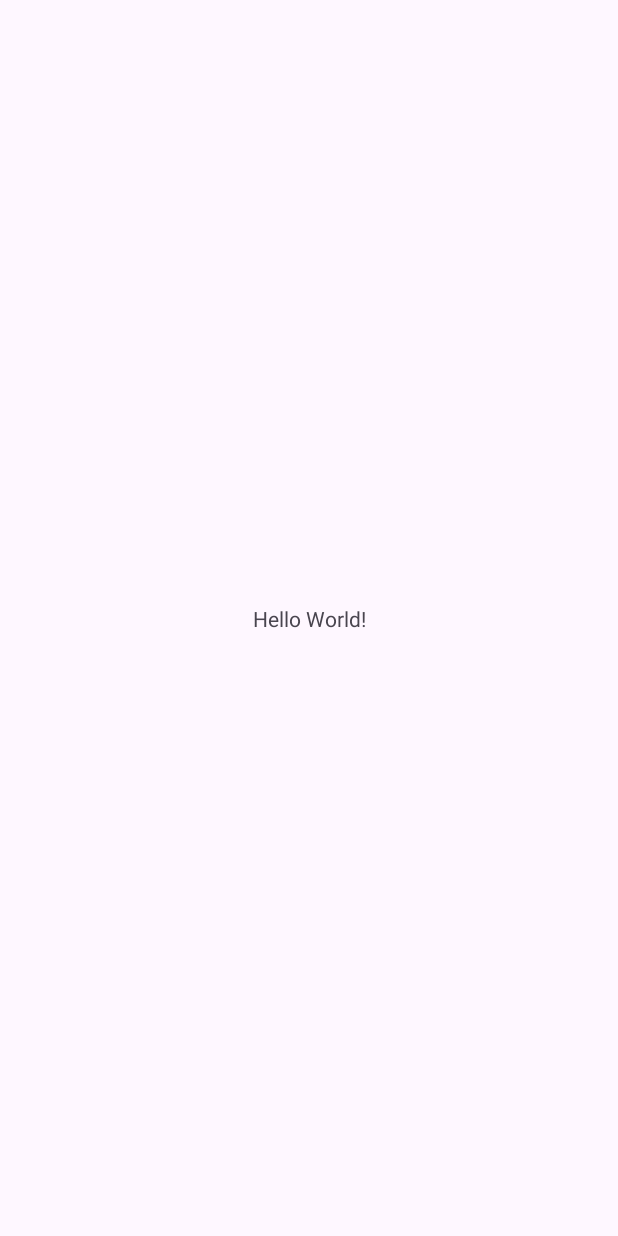
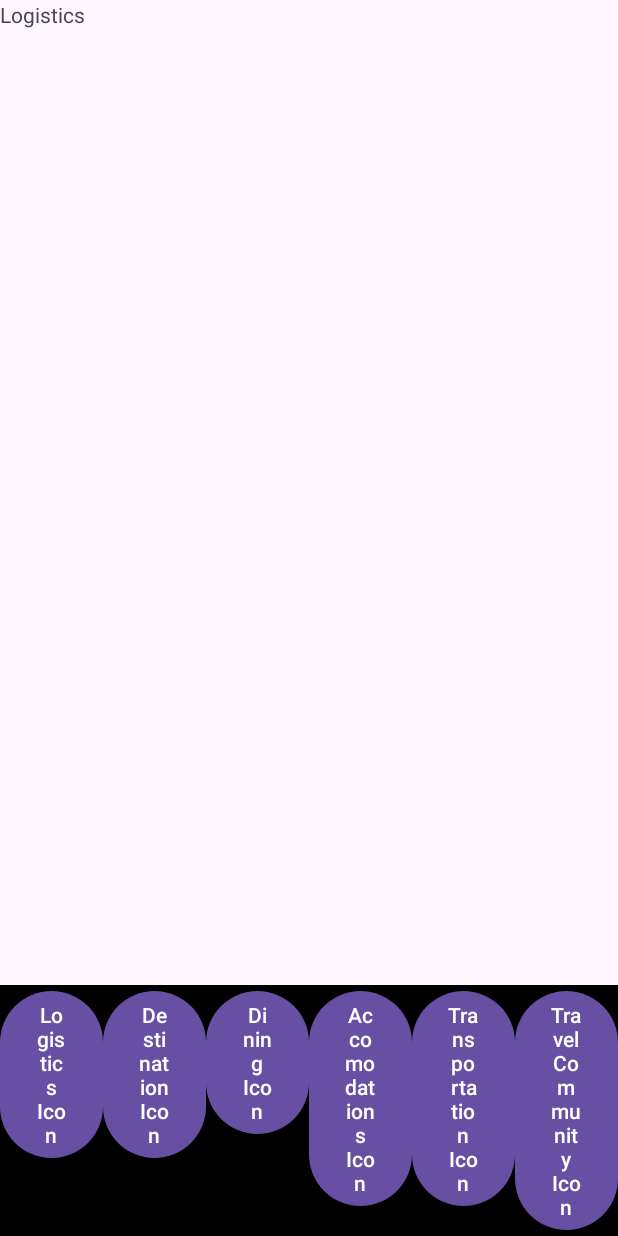
Before and after one commit to Comerm28/CS2340D_Team9, an Android app: the screen it shows after launch (MainActivity before the commit, MainAppScreensActivity after it), on a phone screen of 412 x 824 dp. Before the commit the screen is almost empty. Run offline under Robolectric (Android 15) with nearby library versions, the phone set to English and light mode, and no system bars.

Commit message:
navigation without the pages implemented

```diff
--- a/Sprint0.5_Fa24-main/Project/Sprint0.5-main/app/src/main/AndroidManifest.xml
+++ b/Sprint0.5_Fa24-main/Project/Sprint0.5-main/app/src/main/AndroidManifest.xml
@@ -13,7 +13,7 @@
         android:theme="@style/Theme.SprintProject"
         tools:targetApi="31">
         <activity
-            android:name=".MainActivity"
+            android:name="com.view.MainAppScreensActivity"
             android:exported="true">
             <intent-filter>
                 <action android:name="android.intent.action.MAIN" />
--- /dev/null
+++ b/Sprint0.5_Fa24-main/Project/Sprint0.5-main/app/src/main/java/com/view/Logistics.java
@@ -0,0 +1,16 @@
+package com.view;
+
+import android.os.Bundle;
+import android.view.LayoutInflater;
+import android.view.View;
+import android.view.ViewGroup;
+
+import androidx.fragment.app.Fragment;
+
+import com.example.sprintproject.R;
+
+public class Logistics extends Fragment {
+    public View onCreateView(LayoutInflater inflater, ViewGroup container, Bundle savedInstanceState) {
+        return inflater.inflate(R.layout.fragment_logistics, container, false);
+    }
+}
--- a/Sprint0.5_Fa24-main/Project/Sprint0.5-main/app/src/main/java/com/view/MainActivity.java
+++ /dev/null
@@ -1,14 +0,0 @@
-package com.example.sprintproject;
-
-import androidx.appcompat.app.AppCompatActivity;
-
-import android.os.Bundle;
-
-public class MainActivity extends AppCompatActivity {
-
-    @Override
-    protected void onCreate(Bundle savedInstanceState) {
-        super.onCreate(savedInstanceState);
-        setContentView(R.layout.activity_main);
-    }
-}
--- /dev/null
+++ b/Sprint0.5_Fa24-main/Project/Sprint0.5-main/app/src/main/java/com/view/MainAppScreensActivity.java
@@ -0,0 +1,47 @@
+package com.view;
+
+import androidx.annotation.NonNull;
+import androidx.appcompat.app.AppCompatActivity;
+import androidx.fragment.app.Fragment;
+import androidx.fragment.app.FragmentManager;
+
+import android.annotation.SuppressLint;
+import android.database.sqlite.SQLiteDatabase;
+import android.os.Bundle;
+import android.view.MenuItem;
+import android.widget.Button;
+
+import com.example.sprintproject.R;
+import com.google.android.material.bottomnavigation.BottomNavigationView;
+import com.view.Logistics;
+
+public class MainAppScreensActivity extends AppCompatActivity {
+
+    @SuppressLint("NonConstantResourceId")
+    @Override
+    protected void onCreate(Bundle savedInstanceState) {
+        super.onCreate(savedInstanceState);
+        setContentView(R.layout.activity_main);
+
+        if (savedInstanceState == null) {
+            getSupportFragmentManager().beginTransaction()
+                    .replace(R.id.screens, new Logistics())
+                    .commit();
+        }
+
+        Button button1 = findViewById(R.id.logistics);
+        Button button2 = findViewById(R.id.destination);
+        Button button3 = findViewById(R.id.dining);
+        Button button4 = findViewById(R.id.accomodations);
+        Button button5 = findViewById(R.id.transportation);
+        Button button6 = findViewById(R.id.travelCommunity);
+
+        button1.setOnClickListener(v -> switchFragment(new Logistics()));
+    }
+
+    private void switchFragment(Fragment f) {
+        getSupportFragmentManager().beginTransaction()
+                .replace(R.id.screens, f)
+                .commit();
+    }
+}
--- a/Sprint0.5_Fa24-main/Project/Sprint0.5-main/app/src/main/res/layout/activity_main.xml
+++ b/Sprint0.5_Fa24-main/Project/Sprint0.5-main/app/src/main/res/layout/activity_main.xml
@@ -1,18 +1,73 @@
 <?xml version="1.0" encoding="utf-8"?>
-<androidx.constraintlayout.widget.ConstraintLayout xmlns:android="http://schemas.android.com/apk/res/android"
+<androidx.constraintlayout.widget.ConstraintLayout
+    xmlns:android="http://schemas.android.com/apk/res/android"
     xmlns:app="http://schemas.android.com/apk/res-auto"
     xmlns:tools="http://schemas.android.com/tools"
     android:layout_width="match_parent"
     android:layout_height="match_parent"
-    tools:context=".MainActivity">
+    tools:context="com.view.MainAppScreensActivity">
 
-    <TextView
-        android:layout_width="wrap_content"
+    <FrameLayout
+        android:id="@+id/screens"
+        android:layout_width="match_parent"
+        android:layout_height="0dp"
+        app:layout_constraintBottom_toTopOf="@+id/bottomButtonBar"
+        app:layout_constraintEnd_toEndOf="parent"
+        app:layout_constraintHorizontal_bias="0.0"
+        app:layout_constraintStart_toStartOf="parent"
+        app:layout_constraintTop_toTopOf="parent"
+        app:layout_constraintVertical_bias="0.0" />
+
+    <LinearLayout
+        android:id="@+id/bottomButtonBar"
+        android:layout_width="match_parent"
         android:layout_height="wrap_content"
-        android:text="Hello World!"
+        android:orientation="horizontal"
+        android:background="@color/black"
         app:layout_constraintBottom_toBottomOf="parent"
         app:layout_constraintEnd_toEndOf="parent"
-        app:layout_constraintStart_toStartOf="parent"
-        app:layout_constraintTop_toTopOf="parent" />
+        app:layout_constraintStart_toStartOf="parent">
 
+        <Button
+            android:id="@+id/logistics"
+            android:layout_width="0dp"
+            android:layout_height="wrap_content"
+            android:layout_weight="1"
+            android:text="Logistics Icon" />
+
+        <Button
+            android:id="@+id/destination"
+            android:layout_width="0dp"
+            android:layout_height="wrap_content"
+            android:layout_weight="1"
+            android:text="Destination Icon" />
+
+        <Button
+            android:id="@+id/dining"
+            android:layout_width="0dp"
+            android:layout_height="wrap_content"
+            android:layout_weight="1"
+            android:text="Dining Icon" />
+
+        <Button
+            android:id="@+id/accomodations"
+            android:layout_width="0dp"
+            android:layout_height="wrap_content"
+            android:layout_weight="1"
+            android:text="Accomodations Icon" />
+
+        <Button
+            android:id="@+id/transportation"
+            android:layout_width="0dp"
+            android:layout_height="wrap_content"
+            android:layout_weight="1"
+            android:text="Transportation Icon" />
+
+        <Button
+            android:id="@+id/travelCommunity"
+            android:layout_width="0dp"
+            android:layout_height="wrap_content"
+            android:layout_weight="1"
+            android:text="Travel Community Icon" />
+    </LinearLayout>
 </androidx.constraintlayout.widget.ConstraintLayout>
--- /dev/null
+++ b/Sprint0.5_Fa24-main/Project/Sprint0.5-main/app/src/main/res/layout/fragment_logistics.xml
@@ -0,0 +1,14 @@
+<?xml version="1.0" encoding="utf-8"?>
+<androidx.constraintlayout.widget.ConstraintLayout xmlns:android="http://schemas.android.com/apk/res/android"
+    xmlns:tools="http://schemas.android.com/tools"
+    android:layout_width="match_parent"
+    android:layout_height="match_parent"
+    android:layout_gravity="center">
+
+    <TextView
+        android:layout_width="wrap_content"
+        android:layout_height="match_parent"
+        android:text="Logistics"
+        tools:ignore="MissingConstraints" />
+
+</androidx.constraintlayout.widget.ConstraintLayout>
--- /dev/null
+++ b/Sprint0.5_Fa24-main/Project/Sprint0.5-main/app/src/main/res/values/refs.xml
@@ -0,0 +1,2 @@
+<?xml version="1.0" encoding="utf-8"?>
+<resources></resources>
--- a/Sprint0.5_Fa24-main/Project/Sprint0.5-main/app/src/main/res/values/strings.xml
+++ b/Sprint0.5_Fa24-main/Project/Sprint0.5-main/app/src/main/res/values/strings.xml
@@ -1,3 +1,9 @@
 <resources>
     <string name="app_name">SprintProject</string>
+    <string name="logistics">Logistics</string>
+    <string name="destination">Destination</string>
+    <string name="dining">Dining</string>
+    <string name="accomodation">Accomodation</string>
+    <string name="transportation">Transportation</string>
+    <string name="travel_community">Travel Community</string>
 </resources>
```
Also changed, not shown: 412 other files.
